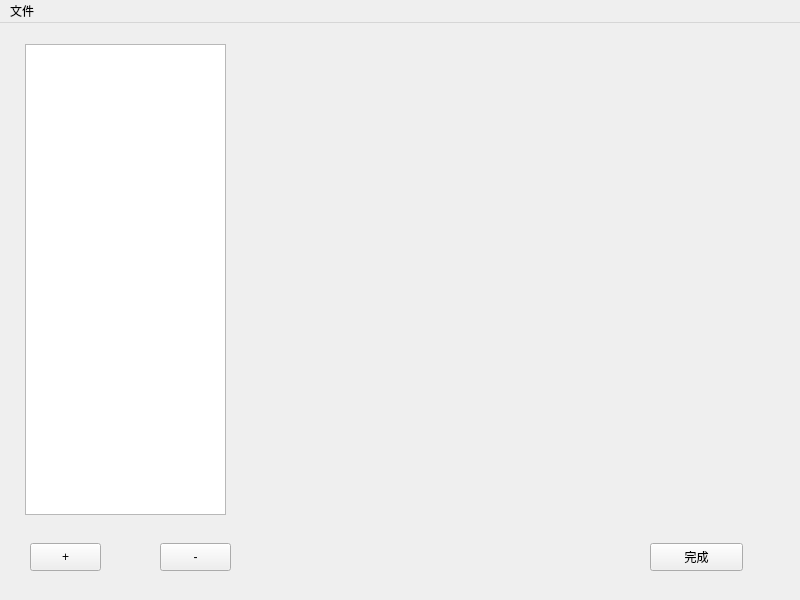
The window that include/teachermainform.ui (unconsolable/test-system) describes before a commit, drawn with Qt 5.
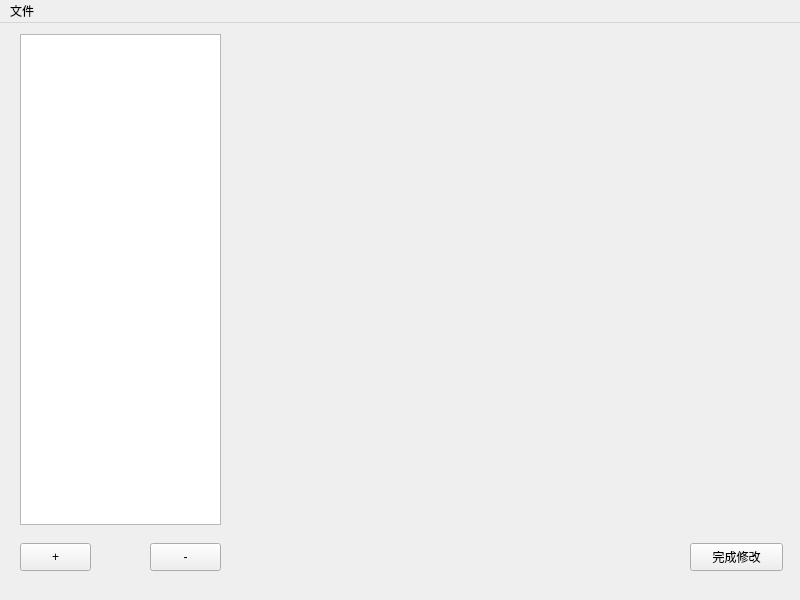
The same window after the commit.

The edit to the form file:
```diff
--- a/include/teachermainform.ui
+++ b/include/teachermainform.ui
@@ -17,10 +17,10 @@
    <widget class="QListView" name="m_listViewProblem">
     <property name="geometry">
      <rect>
-      <x>25</x>
-      <y>21</y>
+      <x>20</x>
+      <y>11</y>
       <width>201</width>
-      <height>471</height>
+      <height>491</height>
      </rect>
     </property>
    </widget>
@@ -28,16 +28,16 @@
     <property name="geometry">
      <rect>
       <x>249</x>
-      <y>19</y>
-      <width>501</width>
-      <height>471</height>
+      <y>9</y>
+      <width>531</width>
+      <height>491</height>
      </rect>
     </property>
    </widget>
    <widget class="QPushButton" name="m_buttonAdd">
     <property name="geometry">
      <rect>
-      <x>30</x>
+      <x>20</x>
       <y>520</y>
       <width>71</width>
       <height>28</height>
@@ -50,7 +50,7 @@
    <widget class="QPushButton" name="m_buttonMinus">
     <property name="geometry">
      <rect>
-      <x>160</x>
+      <x>150</x>
       <y>520</y>
       <width>71</width>
       <height>28</height>
@@ -63,14 +63,20 @@
    <widget class="QPushButton" name="m_buttonFinish">
     <property name="geometry">
      <rect>
-      <x>650</x>
+      <x>690</x>
       <y>520</y>
       <width>93</width>
       <height>28</height>
      </rect>
     </property>
+    <property name="sizePolicy">
+     <sizepolicy hsizetype="Fixed" vsizetype="Fixed">
+      <horstretch>0</horstretch>
+      <verstretch>0</verstretch>
+     </sizepolicy>
+    </property>
     <property name="text">
-     <string>完成</string>
+     <string>完成修改</string>
     </property>
    </widget>
   </widget>
```
Left out of the diff: 2 changed lines with no effect on the pictures.
